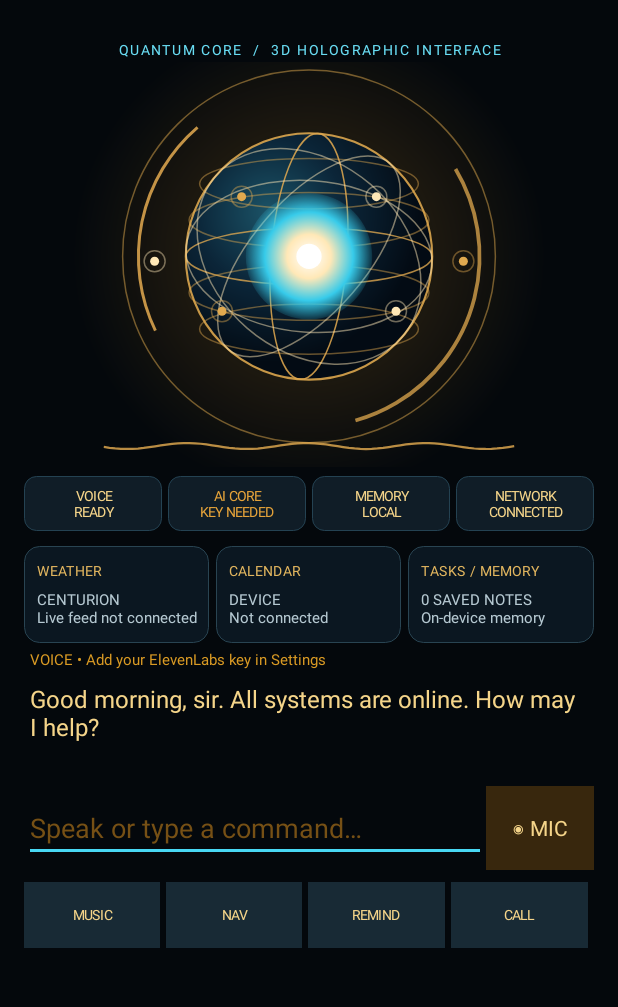
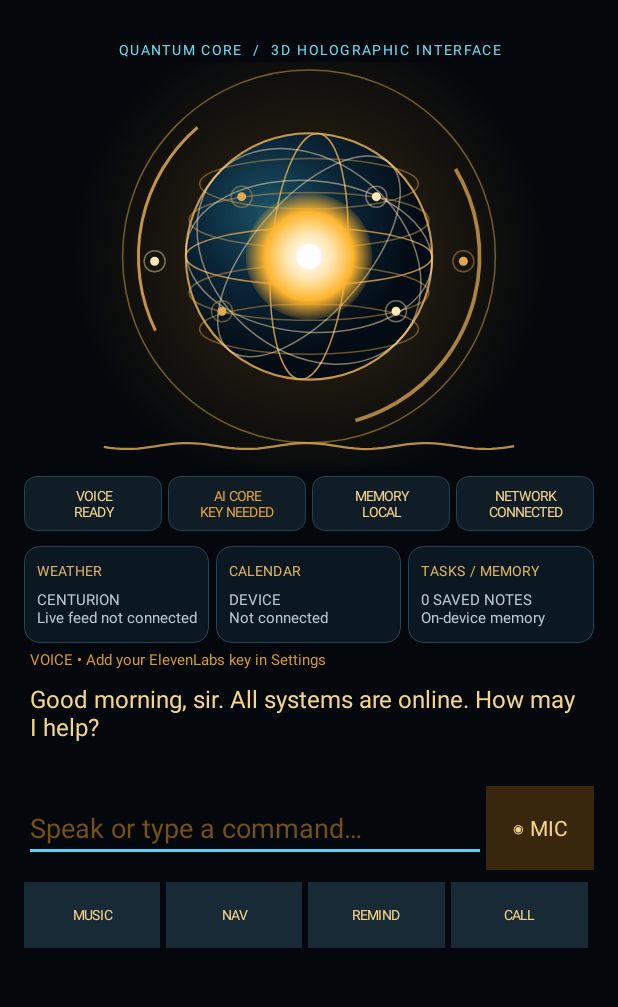
Before and after one commit to rbplumbing98-arch/Personal-AI-Jarvis-, an Android app: the screen it shows after launch (MainActivity), on a phone screen of 412 x 824 dp, the part 65-1072 px from its top. Run offline under Robolectric (Android 15) with nearby library versions, the phone set to English and light mode, and no system bars.

Commit message:
Complete gold glow in Quantum Core reactor

```diff
--- a/app/src/main/java/com/jarvis/assistant/HudView.kt
+++ b/app/src/main/java/com/jarvis/assistant/HudView.kt
@@ -72,7 +72,7 @@ class HudView(context: Context) : View(context) {
             c.restore()
         }
 
-        fill.shader=RadialGradient(cx,cy,r*.42f,intArrayOf(Color.WHITE,ice,0xFF37CBEA.toInt(),0x0037CBEA),null,Shader.TileMode.CLAMP)
+        fill.shader=RadialGradient(cx,cy,r*.42f,intArrayOf(Color.WHITE,ice,0xFFFFB52E.toInt(),0x00FFB52E),null,Shader.TileMode.CLAMP)
         c.drawCircle(cx,cy,r*.40f,fill); fill.shader=null
         fill.color=Color.WHITE; c.drawCircle(cx,cy,r*.08f,fill)
 
```
